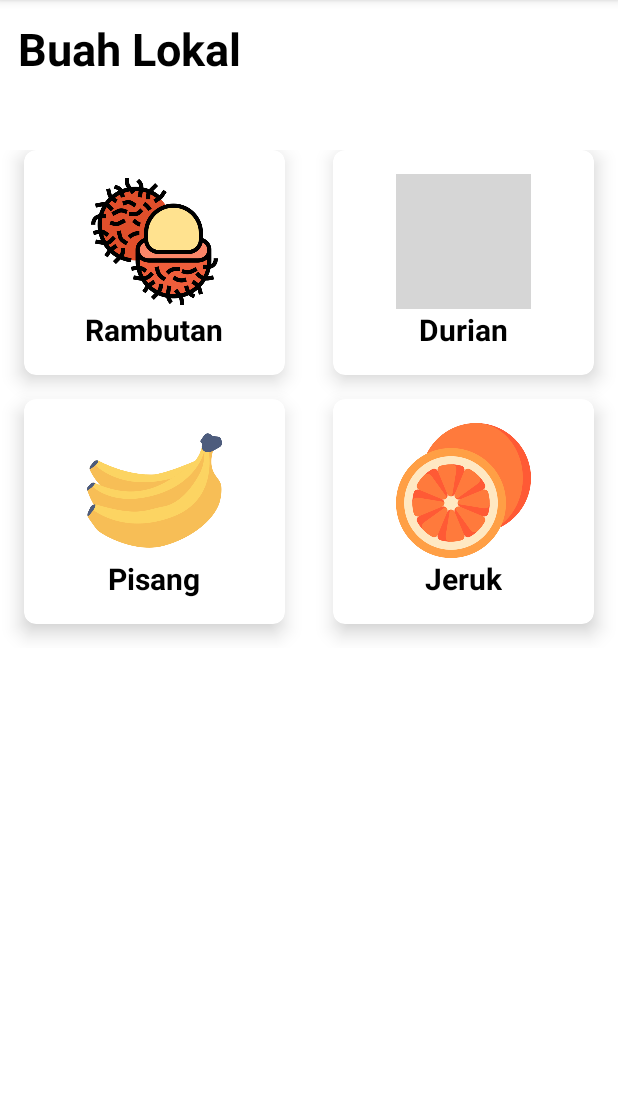
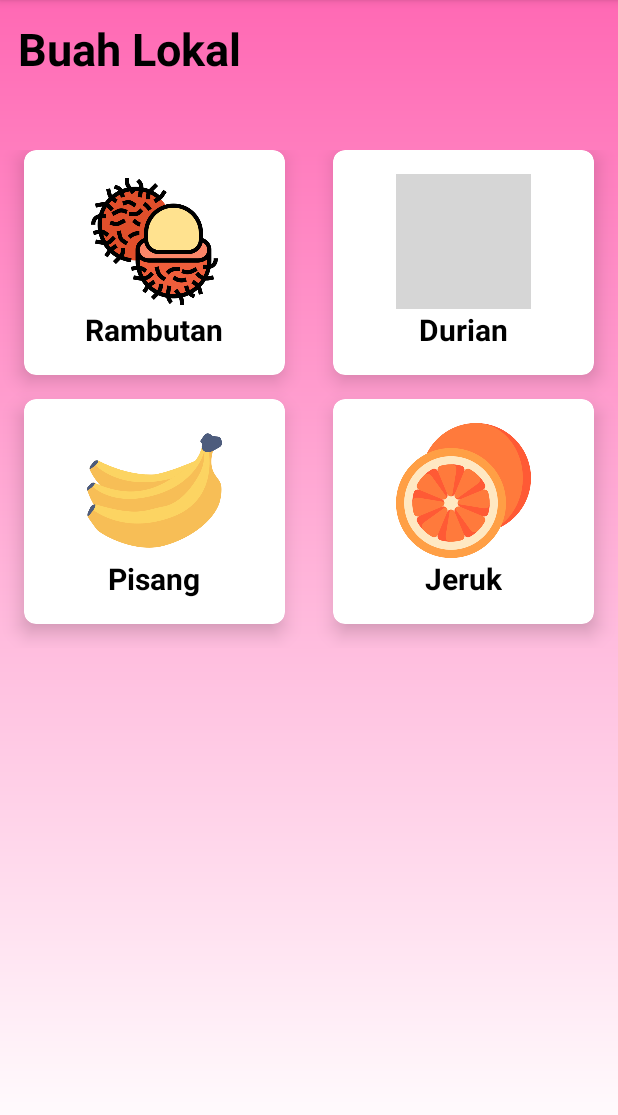
Before and after one commit to InshiatunHanifah/MyApplication, an Android app: the screen it shows after launch (MainActivity), on a phone screen of 412 x 824 dp, the part 84-1199 px from its top. Run offline under Robolectric (Android 15) with nearby library versions, the phone set to English and light mode, and no system bars; grey boxes are pictures that could not be loaded.

Commit message:
update layout main

```diff
--- a/app/src/main/res/layout/activity_main.xml
+++ b/app/src/main/res/layout/activity_main.xml
@@ -1,11 +1,13 @@
+<!--suppress AndroidDomInspection -->
 <RelativeLayout xmlns:android="http://schemas.android.com/apk/res/android"
     xmlns:app="http://schemas.android.com/apk/res-auto"
     xmlns:tools="http://schemas.android.com/tools"
     android:layout_width="match_parent"
     android:layout_height="match_parent"
     android:orientation="vertical"
-    android:background="@color/white"
+    android:background="@drawable/bg_gradien"
     tools:context=".MainActivity">
+
     <TextView
         android:layout_width="wrap_content"
         android:layout_height="wrap_content"
```
